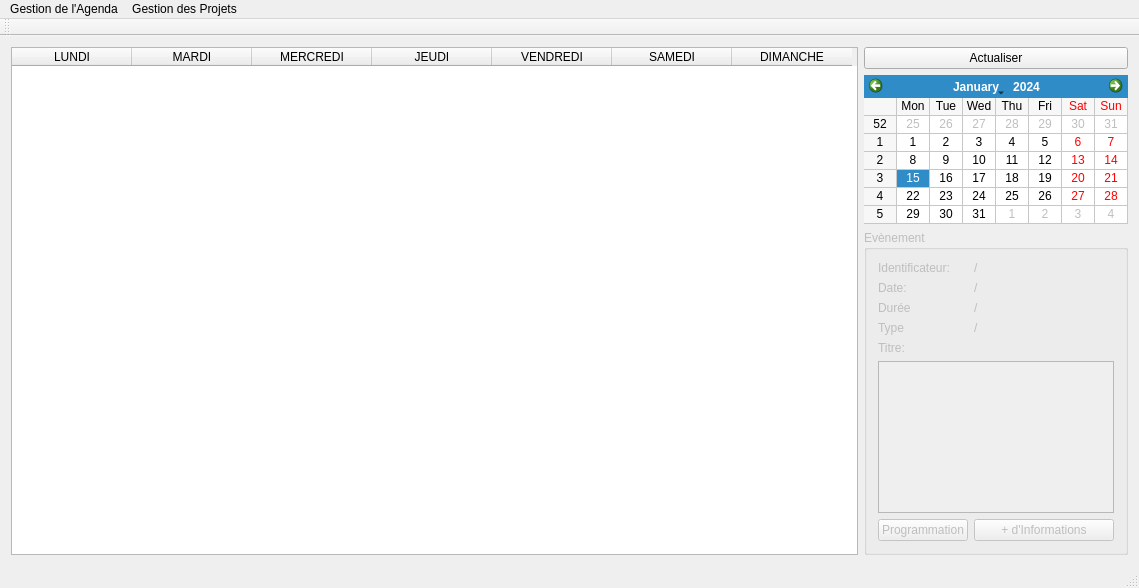
Qt form Project_Calendar/GUI/mainwindow.ui (Stardust1002/Project_Calendar) before a commit.
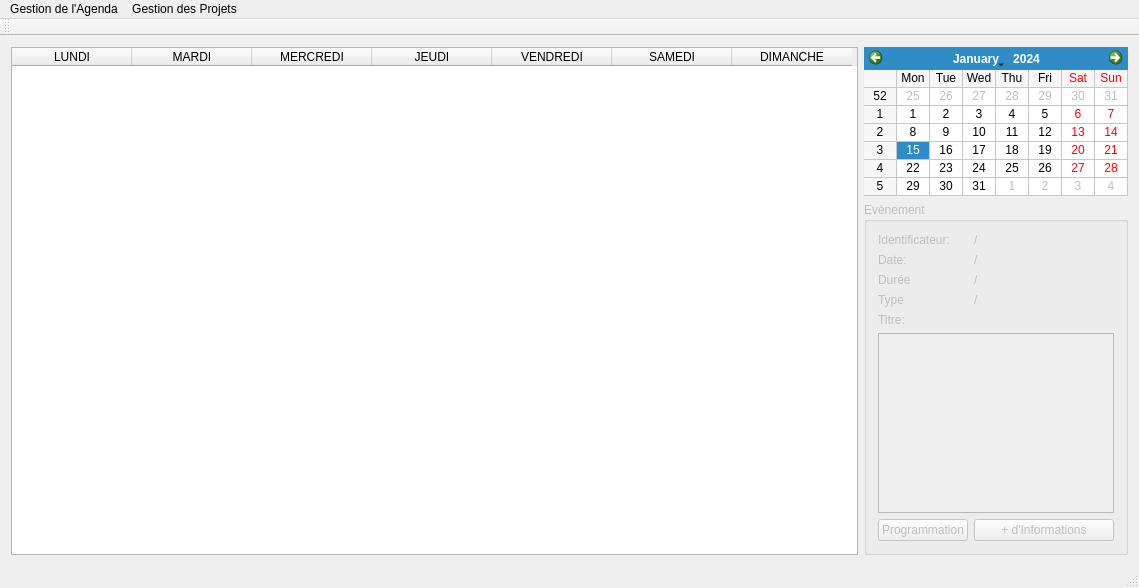
The same form after that commit.

Patch:
```diff
--- a/Project_Calendar/GUI/mainwindow.ui
+++ b/Project_Calendar/GUI/mainwindow.ui
@@ -97,13 +97,6 @@
       </item>
       <item>
        <layout class="QVBoxLayout" name="verticalLayout">
-        <item>
-         <widget class="QPushButton" name="pushButton">
-          <property name="text">
-           <string>Actualiser</string>
-          </property>
-         </widget>
-        </item>
         <item>
          <widget class="QCalendarWidget" name="calendarWidget">
           <property name="maximumSize">
```
Left out of the diff: 18 changed lines with no effect on the pictures.
